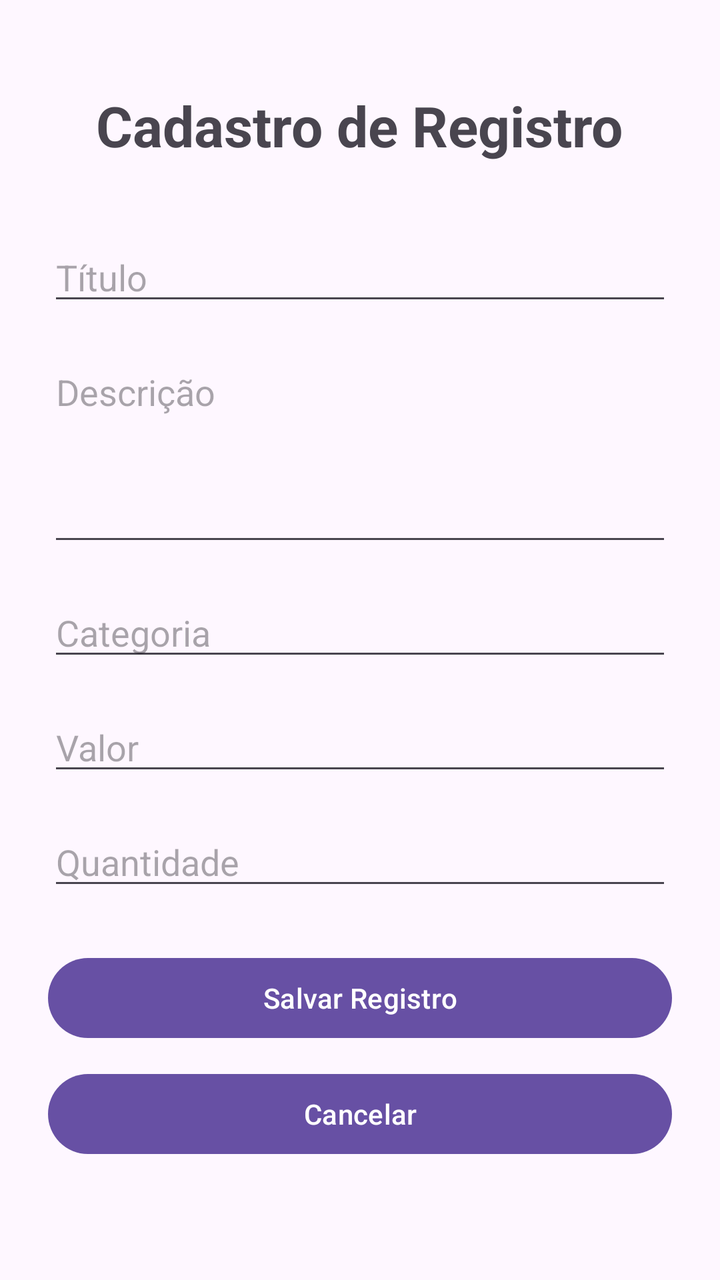
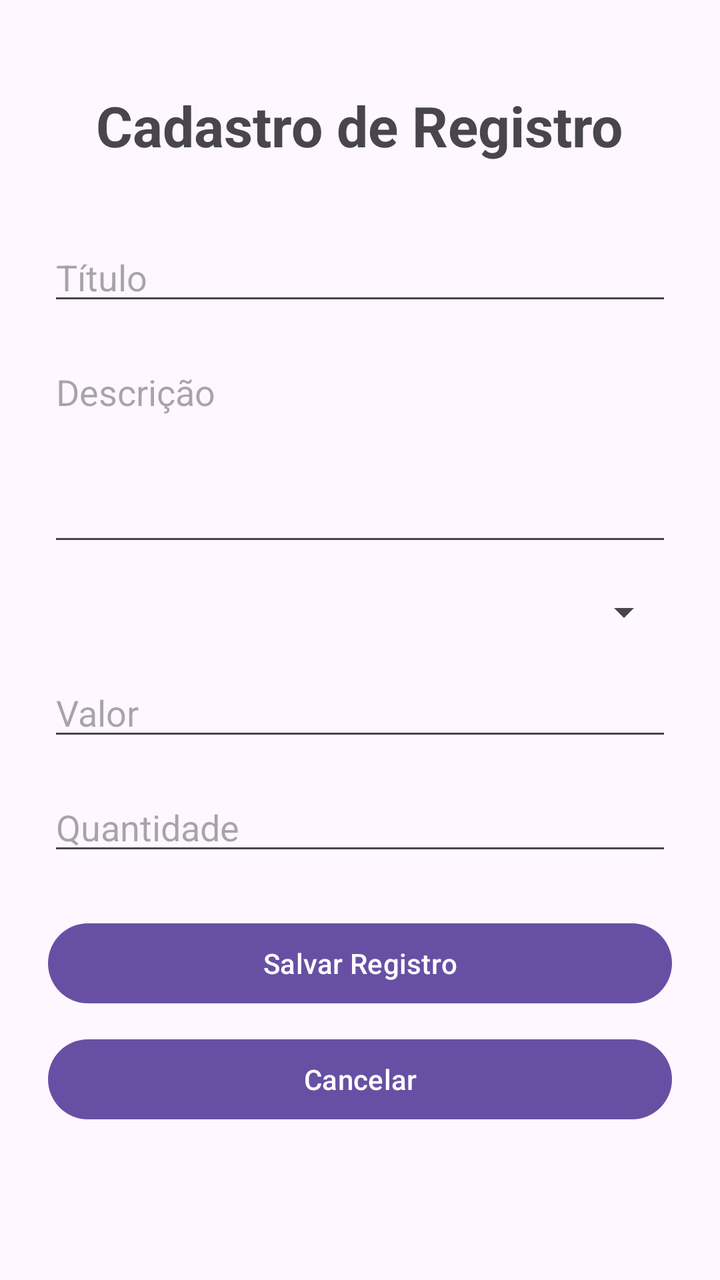

Two renders of the same Android screen: before a commit and after it. Below are the layout's source before the change and the commit's diff.
<!-- AndroidManifest.xml: application theme Theme.AndroidNative -->
<!-- res/layout/activity_registro.xml -->
<?xml version="1.0" encoding="utf-8"?>
<ScrollView xmlns:android="http://schemas.android.com/apk/res/android"
    xmlns:tools="http://schemas.android.com/tools"
    android:layout_width="match_parent"
    android:layout_height="match_parent"
    android:fillViewport="true"
    tools:context=".RegistroActivity">

    <LinearLayout
        android:id="@+id/main"
        android:layout_width="match_parent"
        android:layout_height="wrap_content"
        android:orientation="vertical"
        android:padding="24dp">

        <TextView
            android:id="@+id/tvTitulo"
            android:layout_width="wrap_content"
            android:layout_height="wrap_content"
            android:layout_gravity="center_horizontal"
            android:layout_marginTop="20dp"
            android:text="Cadastro de Registro"
            android:textSize="28sp"
            android:textStyle="bold" />

        <EditText
            android:id="@+id/edtTitulo"
            android:layout_width="match_parent"
            android:layout_height="wrap_content"
            android:layout_marginTop="35dp"
            android:hint="Título"
            android:inputType="text" />

        <EditText
            android:id="@+id/edtDescricao"
            android:layout_width="match_parent"
            android:layout_height="wrap_content"
            android:layout_marginTop="16dp"
            android:gravity="top"
            android:hint="Descrição"
            android:inputType="textMultiLine"
            android:minLines="4" />

        <EditText
            android:id="@+id/edtCategoria"
            android:layout_width="match_parent"
            android:layout_height="wrap_content"
            android:layout_marginTop="16dp"
            android:hint="Categoria"
            android:inputType="text" />

        <EditText
            android:id="@+id/edtValor"
            android:layout_width="match_parent"
            android:layout_height="wrap_content"
            android:layout_marginTop="16dp"
            android:hint="Valor"
            android:inputType="numberDecimal" />

        <EditText
            android:id="@+id/edtQuantidade"
            android:layout_width="match_parent"
            android:layout_height="wrap_content"
            android:layout_marginTop="16dp"
            android:hint="Quantidade"
            android:inputType="number" />

        <Button
            android:id="@+id/btnSalvar"
            android:layout_width="match_parent"
            android:layout_height="wrap_content"
            android:layout_marginTop="25dp"
            android:text="Salvar Registro" />

        <Button
            android:id="@+id/btnCancelar"
            android:layout_width="match_parent"
            android:layout_height="wrap_content"
            android:layout_marginTop="10dp"
            android:text="Cancelar" />

    </LinearLayout>

</ScrollView>
<!-- resources referenced by this layout -->
<resources>
  <style name="Theme.AndroidNative" parent="Base.Theme.AndroidNative" />
  <style name="Base.Theme.AndroidNative" parent="Theme.Material3.DayNight.NoActionBar">
          
          
      </style>
</resources>

<!-- the commit's change to res/layout/activity_registro.xml (unified diff, before → after) -->
@@ -41,13 +41,12 @@
             android:inputType="textMultiLine"
             android:minLines="4" />
 
-        <EditText
-            android:id="@+id/edtCategoria"
+        <Spinner
+            android:id="@+id/spinnerCategoria"
             android:layout_width="match_parent"
             android:layout_height="wrap_content"
             android:layout_marginTop="16dp"
-            android:hint="Categoria"
-            android:inputType="text" />
+            android:entries="@array/categorias_registro" />
 
         <EditText
             android:id="@+id/edtValor"
